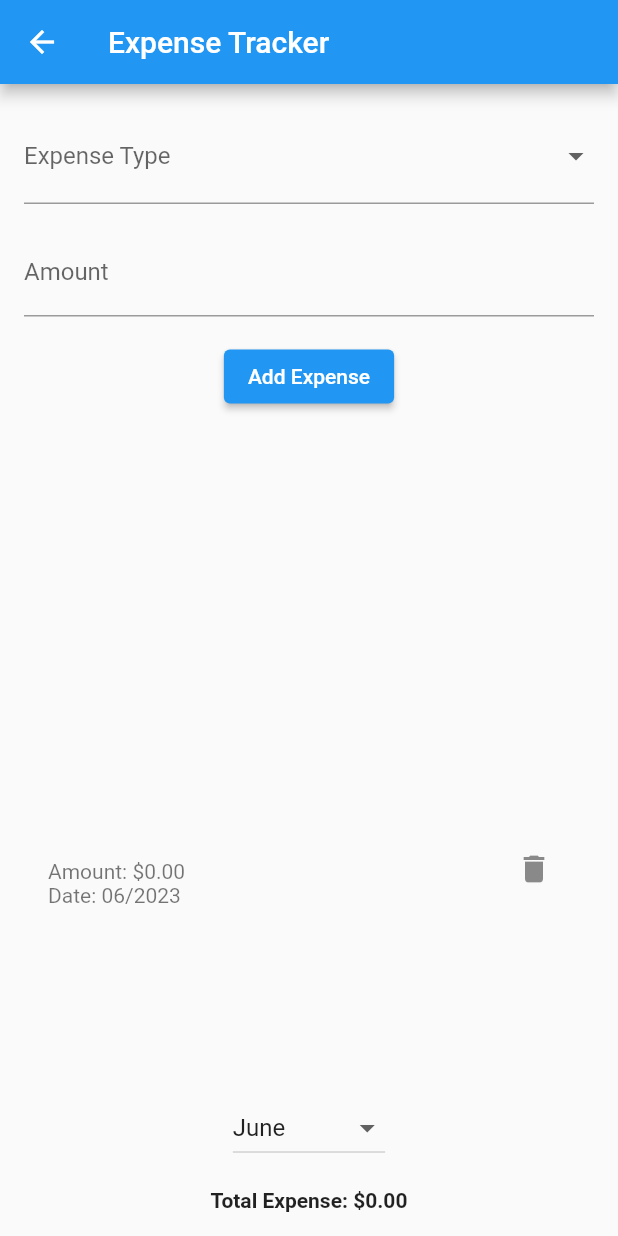
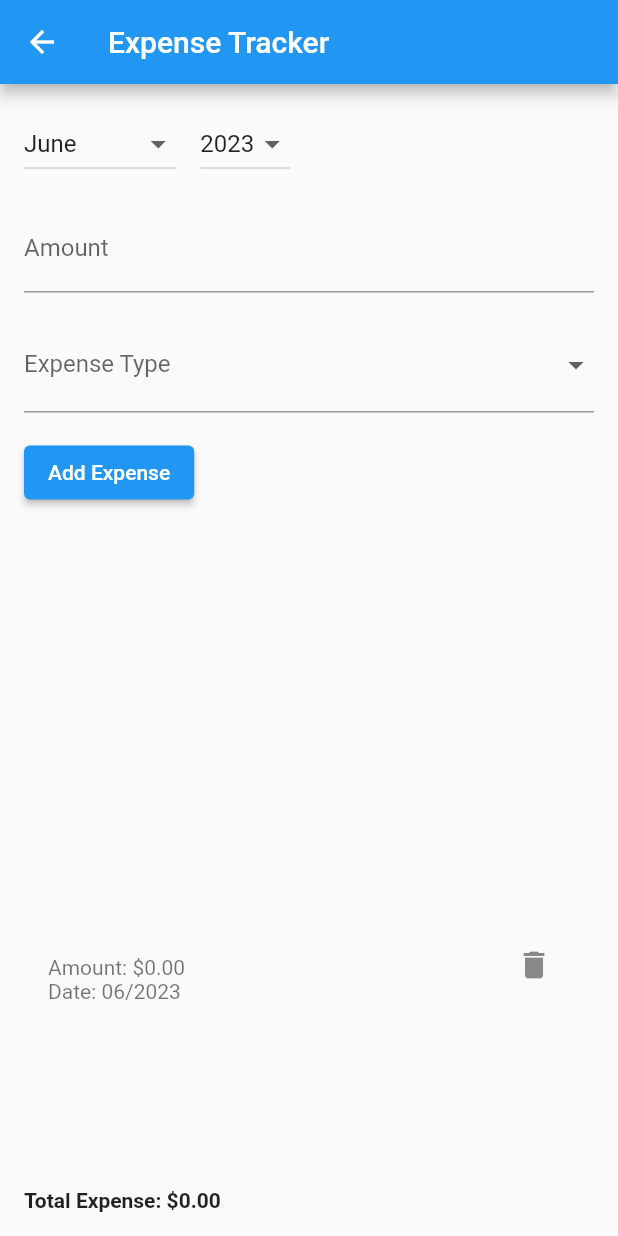
Before and after one commit to ulascancmgl/expenser, a Flutter app: the ExpensePage screen opened directly, after a tap on "Add Expense", on a phone screen of 412 x 824 dp. Run offline on Flutter 3.47's test engine with Material 2 defaults, Android fonts, the phone set to English and light mode, and no system bars; our stand-ins replace shared_preferences, syncfusion_flutter_charts; accounts and stored records are empty.

Commit message:
added year + month option to expenses

```diff
--- a/lib/expense.dart
+++ b/lib/expense.dart
@@ -25,8 +25,8 @@ class _ExpensePageState extends State<ExpensePage> {
     'Others'
   ];
 
-  int selectedMonth =
-      DateTime.now().month; // Initially set to the current month
+  int selectedMonth = DateTime.now().month;
+  int selectedYear = DateTime.now().year;
 
   @override
   void initState() {
@@ -47,7 +47,8 @@ class _ExpensePageState extends State<ExpensePage> {
           "-" +
           expense.date.substring(0, 2) +
           "-01");
-      return expenseDate.month == selectedMonth;
+      return expenseDate.month == selectedMonth &&
+          expenseDate.year == selectedYear;
     }).toList();
 
     double totalExpense =
@@ -60,7 +61,52 @@ class _ExpensePageState extends State<ExpensePage> {
       body: Padding(
         padding: const EdgeInsets.all(16.0),
         child: Column(
+          crossAxisAlignment: CrossAxisAlignment.start,
           children: [
+            Row(
+              children: [
+                DropdownButton<int>(
+                  value: selectedMonth,
+                  onChanged: (newValue) {
+                    setState(() {
+                      selectedMonth = newValue!;
+                    });
+                  },
+                  items: [
+                    for (int month = 1; month <= 12; month++)
+                      DropdownMenuItem<int>(
+                        value: month,
+                        child: Text(getMonthName(month)),
+                      ),
+                  ],
+                ),
+                SizedBox(width: 16),
+                DropdownButton<int>(
+                  value: selectedYear,
+                  onChanged: (newValue) {
+                    setState(() {
+                      selectedYear = newValue!;
+                    });
+                  },
+                  items: [
+                    for (int year = DateTime.now().year; year >= 2020; year--)
+                      DropdownMenuItem<int>(
+                        value: year,
+                        child: Text('$year'),
+                      ),
+                  ],
+                ),
+              ],
+            ),
+            SizedBox(height: 16),
+            TextFormField(
+              controller: _amountController,
+              keyboardType: TextInputType.numberWithOptions(decimal: true),
+              decoration: InputDecoration(
+                labelText: 'Amount',
+              ),
+            ),
+            SizedBox(height: 16),
             DropdownButtonFormField<String>(
               value: _selectedExpenseType,
               onChanged: (newValue) {
@@ -76,14 +122,6 @@ class _ExpensePageState extends State<ExpensePage> {
               }).toList(),
               decoration: InputDecoration(
                 labelText: 'Expense Type',
-              ),
-            ),
-            SizedBox(height: 16),
-            TextFormField(
-              controller: _amountController,
-              keyboardType: TextInputType.numberWithOptions(decimal: true),
-              decoration: InputDecoration(
-                labelText: 'Amount',
               ),
             ),
             SizedBox(height: 16),
@@ -121,22 +159,6 @@ class _ExpensePageState extends State<ExpensePage> {
               ),
             ),
             SizedBox(height: 16),
-            DropdownButton<int>(
-              value: selectedMonth,
-              onChanged: (newValue) {
-                setState(() {
-                  selectedMonth = newValue!;
-                });
-              },
-              items: [
-                for (int month = 1; month <= 12; month++)
-                  DropdownMenuItem<int>(
-                    value: month,
-                    child: Text(getMonthName(month)),
-                  ),
-              ],
-            ),
-            SizedBox(height: 16),
             Text(
               'Total Expense: \$${totalExpense.toStringAsFixed(2)}',
               style: TextStyle(fontWeight: FontWeight.bold),
@@ -169,20 +191,18 @@ class _ExpensePageState extends State<ExpensePage> {
   void _registerExpense() {
     String? expenseType = _selectedExpenseType;
     double amount = double.tryParse(_amountController.text) ?? 0.0;
-    String date = DateFormat('MM/yyyy').format(DateTime.now());
+    String date =
+        DateFormat('MM/yyyy').format(DateTime(selectedYear, selectedMonth));
 
-    // Check if an expense of the same type exists in the same month
     ExpenseItem? existingExpense = expenses.firstWhereOrNull(
       (expense) => expense.expenseType == expenseType && expense.date == date,
     );
 
     if (existingExpense != null) {
-      // Expense of the same type exists in the same month, update its amount
       setState(() {
         existingExpense.amount += amount;
       });
     } else {
-      // Expense of the same type doesn't exist in the same month, add a new expense
       ExpenseItem newExpense = ExpenseItem(
         expenseType: expenseType ?? '',
         amount: amount,
```
Also changed, not shown: lib/total_expense.dart (+32 -11 lines).
